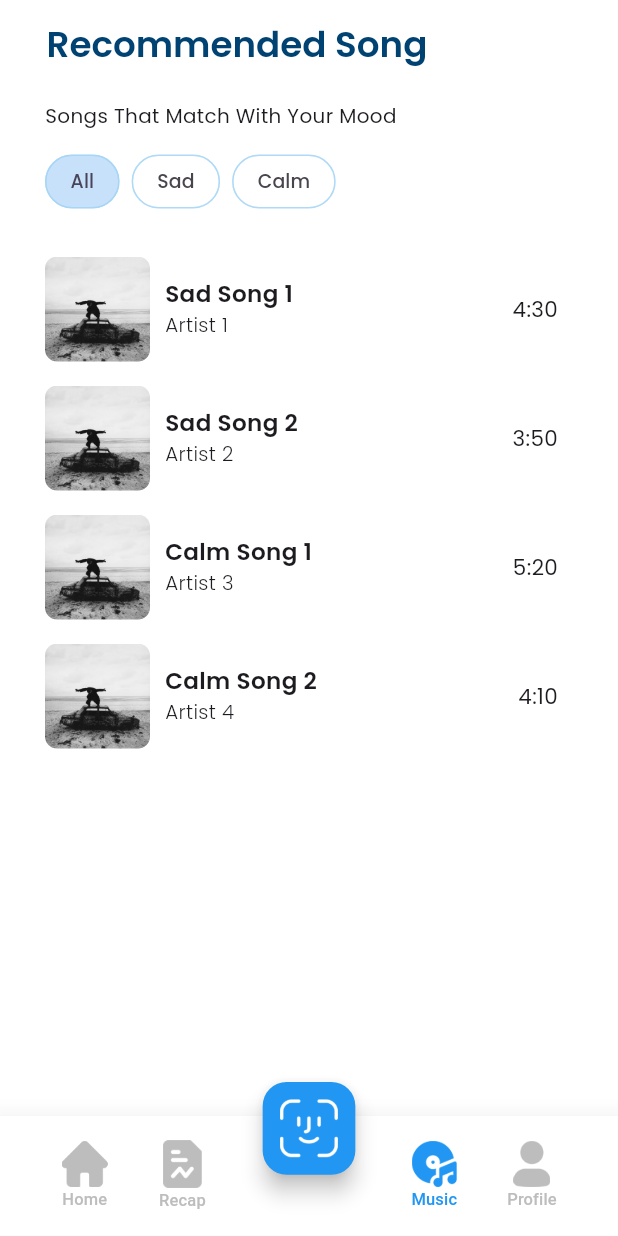
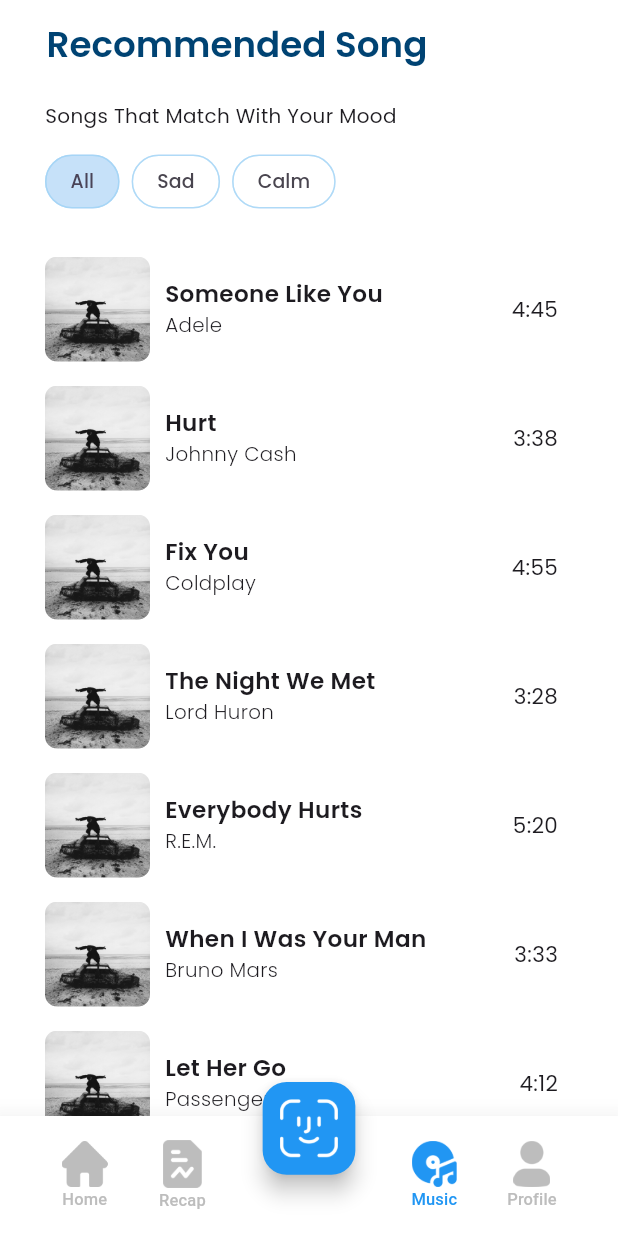
Before and after one commit to daffayudisaa/moodify_mobile, a Flutter app: the HomePage screen opened directly, after a tap on "Recommended Songs", on a phone screen of 412 x 824 dp. Run offline on Flutter 3.47's test engine with Material 3 defaults, Android fonts, the phone set to English and light mode, and no system bars; our stand-ins replace bloc, camera, equatable, flutter_bloc, hugeicons, image_picker and 1 more.

Commit message:
fix: mood mapping for music recommendations

```diff
--- a/lib/presentation/pages/home/home_page.dart
+++ b/lib/presentation/pages/home/home_page.dart
@@ -1,8 +1,10 @@
 import 'package:flutter/material.dart';
 import 'package:hugeicons/hugeicons.dart';
+import 'package:moodify_mobile/utils/mood_mapping.dart';
 import 'package:moodify_mobile/utils/screen_utils.dart';
 import 'package:moodify_mobile/presentation/widgets/cards/mood_card.dart';
 import 'package:moodify_mobile/presentation/widgets/list/recom_song.dart';
+import 'package:moodify_mobile/utils/song_filter.dart';
 
 class HomePage extends StatefulWidget {
   final String userMood;
@@ -21,43 +23,8 @@
   void initState() {
     super.initState();
 
-    final Map<String, List<String>> moodMapping = {
-      'sad': ['Sad', 'Calm'],
-      'disgust': ['Energetic', 'Happy'],
-      'angry': ['Energetic', 'Calm'],
-      'fear': ['Happy', 'Calm'],
-      'happy': ['Happy', 'Calm'],
-      'surprise': ['Energetic', 'Sad'],
-      '': ['Happy', 'Sad', 'Calm', 'Energetic']
-    };
-
     displayMoods = ['All', ...moodMapping[widget.userMood.toLowerCase()] ?? []];
   }
-
-  final Map<String, List<Map<String, String>>> songsByMood = {
-    'Sad': [
-      {'title': 'Sad Song 1', 'artist': 'Artist 1', 'duration': '4:30'},
-      {'title': 'Sad Song 2', 'artist': 'Artist 2', 'duration': '3:50'},
-    ],
-    'Calm': [
-      {'title': 'Calm Song 1', 'artist': 'Artist 3', 'duration': '5:20'},
-      {'title': 'Calm Song 2', 'artist': 'Artist 4', 'duration': '4:10'},
-      {'title': 'Calm Song 2', 'artist': 'Artist 5', 'duration': '4:10'},
-      {'title': 'Calm Song 2', 'artist': 'Artist 6', 'duration': '4:10'},
-      {'title': 'Calm Song 2', 'artist': 'Artist 666', 'duration': '4:10'},
-      {'title': 'Calm Song 2', 'artist': 'Artist 4', 'duration': '4:10'},
-      {'title': 'Calm Song 2', 'artist': 'Artist 4', 'duration': '4:10'},
-      {'title': 'Calm Song 2', 'artist': 'Artist 4', 'duration': '4:10'},
-    ],
-    'Energetic': [
-      {'title': 'Energetic Song 1', 'artist': 'Artist 5', 'duration': '3:40'},
-      {'title': 'Energetic Song 2', 'artist': 'Artist 6', 'duration': '4:00'},
-    ],
-    'Happy': [
-      {'title': 'Happy Song 1', 'artist': 'Artist 7', 'duration': '4:15'},
-      {'title': 'Happy Song 2', 'artist': 'Artist 8', 'duration': '5:00'},
-    ],
-  };
 
   @override
   Widget build(BuildContext context) {
@@ -109,16 +76,11 @@
       );
     }
 
-    List<Map<String, String>> filteredSongs = [];
-    if (selectedMood == 'All') {
-      for (var mood in displayMoods) {
-        if (mood != 'All') {
-          filteredSongs.addAll(songsByMood[mood] ?? []);
-        }
-      }
-    } else {
-      filteredSongs = songsByMood[selectedMood] ?? [];
-    }
+    List<Map<String, String>> filteredSongs = filterSongsByMood(
+      selectedMood,
+      displayMoods,
+      songsByMood,
+    );
 
     filteredSongs = filteredSongs.take(5).toList();
 
--- a/lib/presentation/pages/music_recom/music_recom_page.dart
+++ b/lib/presentation/pages/music_recom/music_recom_page.dart
@@ -1,6 +1,8 @@
 import 'package:flutter/material.dart';
+import 'package:moodify_mobile/utils/mood_mapping.dart';
 import 'package:moodify_mobile/utils/screen_utils.dart';
 import 'package:moodify_mobile/presentation/widgets/list/recom_song.dart';
+import 'package:moodify_mobile/utils/song_filter.dart';
 
 class MusicRecomPage extends StatefulWidget {
   final String userMood;
@@ -19,53 +21,19 @@
   void initState() {
     super.initState();
 
-    final Map<String, List<String>> moodMapping = {
-      'sad': ['Sad', 'Calm'],
-      'disgust': ['Energetic', 'Happy'],
-      'angry': ['Energetic', 'Calm'],
-      'fear': ['Happy', 'Calm'],
-      'happy': ['Happy', 'Calm'],
-      'surprise': ['Energetic', 'Sad'],
-      '': ['Happy', 'Sad', 'Calm', 'Energetic']
-    };
-
     displayMoods = ['All', ...moodMapping[widget.userMood.toLowerCase()] ?? []];
   }
-
-  final Map<String, List<Map<String, String>>> songsByMood = {
-    'Sad': [
-      {'title': 'Sad Song 1', 'artist': 'Artist 1', 'duration': '4:30'},
-      {'title': 'Sad Song 2', 'artist': 'Artist 2', 'duration': '3:50'},
-    ],
-    'Calm': [
-      {'title': 'Calm Song 1', 'artist': 'Artist 3', 'duration': '5:20'},
-      {'title': 'Calm Song 2', 'artist': 'Artist 4', 'duration': '4:10'},
-    ],
-    'Energetic': [
-      {'title': 'Energetic Song 1', 'artist': 'Artist 5', 'duration': '3:40'},
-      {'title': 'Energetic Song 2', 'artist': 'Artist 6', 'duration': '4:00'},
-    ],
-    'Happy': [
-      {'title': 'Happy Song 1', 'artist': 'Artist 7', 'duration': '4:15'},
-      {'title': 'Happy Song 2', 'artist': 'Artist 8', 'duration': '5:00'},
-    ],
-  };
 
   @override
   Widget build(BuildContext context) {
     double getFontSize = ScreenUtils.getFontSize(context, 14);
     double getVerticalPadding = ScreenUtils.getImageSize(context, 8);
 
-    List<Map<String, String>> filteredSongs = [];
-    if (selectedMood == 'All') {
-      for (var mood in displayMoods) {
-        if (mood != 'All') {
-          filteredSongs.addAll(songsByMood[mood] ?? []);
-        }
-      }
-    } else {
-      filteredSongs = songsByMood[selectedMood] ?? [];
-    }
+    List<Map<String, String>> filteredSongs = filterSongsByMood(
+      selectedMood,
+      displayMoods,
+      songsByMood,
+    );
 
     return Scaffold(
       backgroundColor: Colors.white,
--- a/lib/presentation/pages/recap_mood/recap_mood.dart
+++ b/lib/presentation/pages/recap_mood/recap_mood.dart
@@ -126,14 +126,8 @@
   Widget _buildRecap() {
     double screenWidth = MediaQuery.of(context).size.width;
     double screenHeight = MediaQuery.of(context).size.height;
+    double getFontSize = ScreenUtils.getFontSize(context, 14);
 
-    double multiplier = screenWidth < 600
-        ? 1.0
-        : screenWidth < 1200
-            ? 1.2
-            : 1.4;
-
-    double titleFontSize = 14 * multiplier;
     return SingleChildScrollView(
       child: Padding(
         padding: const EdgeInsets.symmetric(vertical: 10),
@@ -165,7 +159,7 @@
                           'Stats',
                           style: TextStyle(
                             fontWeight: FontWeight.bold,
-                            fontSize: titleFontSize * 1.3,
+                            fontSize: getFontSize * 1.3,
                           ),
                         ),
                       ),
@@ -192,7 +186,7 @@
                               legendTextStyle: TextStyle(
                                   fontFamily: 'Poppins',
                                   fontWeight: FontWeight.w400,
-                                  fontSize: titleFontSize),
+                                  fontSize: getFontSize),
                             ),
                             chartValuesOptions: const ChartValuesOptions(
                               showChartValueBackground: true,
--- a/lib/presentation/widgets/navbar.dart
+++ b/lib/presentation/widgets/navbar.dart
@@ -27,7 +27,7 @@
     super.initState();
     currentTab = widget.initialTab;
     screens = [
-      const HomePage(userMood: 'happy'),
+      const HomePage(userMood: 'sad'),
       const RecapMoodPage(),
       const MusicRecomPage(userMood: 'sad'),
       const ProfilePage(),
--- /dev/null
+++ b/lib/utils/mood_mapping.dart
@@ -0,0 +1,96 @@
+final Map<String, List<String>> moodMapping = {
+  'sad': ['Sad', 'Calm'],
+  'disgust': ['Energetic', 'Happy'],
+  'angry': ['Energetic', 'Calm'],
+  'fear': ['Happy', 'Calm'],
+  'happy': ['Happy', 'Calm'],
+  'surprise': ['Energetic', 'Sad'],
+  '': ['Happy', 'Sad', 'Calm', 'Energetic']
+};
+
+final Map<String, List<Map<String, String>>> songsByMood = {
+  'Sad': [
+    {'title': 'Someone Like You', 'artist': 'Adele', 'duration': '4:45'},
+    {'title': 'Hurt', 'artist': 'Johnny Cash', 'duration': '3:38'},
+    {'title': 'Fix You', 'artist': 'Coldplay', 'duration': '4:55'},
+    {'title': 'The Night We Met', 'artist': 'Lord Huron', 'duration': '3:28'},
+    {'title': 'Everybody Hurts', 'artist': 'R.E.M.', 'duration': '5:20'},
+    {
+      'title': 'When I Was Your Man',
+      'artist': 'Bruno Mars',
+      'duration': '3:33'
+    },
+    {'title': 'Let Her Go', 'artist': 'Passenger', 'duration': '4:12'},
+    {'title': 'Back to December', 'artist': 'Taylor Swift', 'duration': '4:55'},
+    {'title': 'All I Want', 'artist': 'Kodaline', 'duration': '5:05'},
+    {'title': 'Tears in Heaven', 'artist': 'Eric Clapton', 'duration': '4:36'},
+  ],
+  'Calm': [
+    {'title': 'Weightless', 'artist': 'Marconi Union', 'duration': '8:08'},
+    {'title': 'Clair de Lune', 'artist': 'Debussy', 'duration': '5:13'},
+    {'title': 'Better Together', 'artist': 'Jack Johnson', 'duration': '3:27'},
+    {'title': 'Beyond', 'artist': 'Leon Bridges', 'duration': '4:00'},
+    {'title': 'Bloom', 'artist': 'The Paper Kites', 'duration': '3:30'},
+    {'title': 'Holocene', 'artist': 'Bon Iver', 'duration': '5:36'},
+    {'title': 'Sea of Love', 'artist': 'Cat Power', 'duration': '2:20'},
+    {'title': 'River Flows in You', 'artist': 'Yiruma', 'duration': '3:41'},
+    {'title': 'I’m Yours', 'artist': 'Jason Mraz', 'duration': '4:02'},
+    {'title': 'Put It All On Me', 'artist': 'Ed Sheeran', 'duration': '3:37'},
+  ],
+  'Energetic': [
+    {
+      'title': 'Can’t Stop the Feeling!',
+      'artist': 'Justin Timberlake',
+      'duration': '3:56'
+    },
+    {
+      'title': 'Uptown Funk',
+      'artist': 'Mark Ronson ft. Bruno Mars',
+      'duration': '4:30'
+    },
+    {
+      'title': 'Shut Up and Dance',
+      'artist': 'WALK THE MOON',
+      'duration': '3:19'
+    },
+    {'title': 'Happy', 'artist': 'Pharrell Williams', 'duration': '3:53'},
+    {'title': 'Stronger', 'artist': 'Kanye West', 'duration': '5:11'},
+    {'title': 'Wake Me Up', 'artist': 'Avicii', 'duration': '4:07'},
+    {'title': 'We Will Rock You', 'artist': 'Queen', 'duration': '2:02'},
+    {
+      'title': 'I Gotta Feeling',
+      'artist': 'Black Eyed Peas',
+      'duration': '4:49'
+    },
+    {'title': 'Eye of the Tiger', 'artist': 'Survivor', 'duration': '4:04'},
+    {'title': 'Don’t Stop Believin’', 'artist': 'Journey', 'duration': '4:10'},
+  ],
+  'Happy': [
+    {
+      'title': 'Best Day of My Life',
+      'artist': 'American Authors',
+      'duration': '3:14'
+    },
+    {'title': 'Shake It Off', 'artist': 'Taylor Swift', 'duration': '3:39'},
+    {
+      'title': 'On Top of the World',
+      'artist': 'Imagine Dragons',
+      'duration': '3:12'
+    },
+    {
+      'title': 'Walking on Sunshine',
+      'artist': 'Katrina and the Waves',
+      'duration': '3:43'
+    },
+    {
+      'title': 'What Makes You Beautiful',
+      'artist': 'One Direction',
+      'duration': '3:18'
+    },
+    {'title': 'Good Life', 'artist': 'OneRepublic', 'duration': '4:13'},
+    {'title': 'Sunroof', 'artist': 'Nicky Youre & Dazy', 'duration': '2:43'},
+    {'title': 'Classic', 'artist': 'MKTO', 'duration': '2:55'},
+    {'title': 'Beautiful Day', 'artist': 'U2', 'duration': '4:08'},
+    {'title': 'All Star', 'artist': 'Smash Mouth', 'duration': '3:20'},
+  ],
+};
--- /dev/null
+++ b/lib/utils/song_filter.dart
@@ -0,0 +1,17 @@
+List<Map<String, String>> filterSongsByMood(
+  String selectedMood,
+  List<String> displayMoods,
+  Map<String, List<Map<String, String>>> songsByMood,
+) {
+  if (selectedMood == 'All') {
+    List<Map<String, String>> allSongs = [];
+    for (var mood in displayMoods) {
+      if (mood != 'All') {
+        allSongs.addAll(songsByMood[mood] ?? []);
+      }
+    }
+    return allSongs;
+  } else {
+    return songsByMood[selectedMood] ?? [];
+  }
+}
```
Also changed, not shown: 5 other files.
